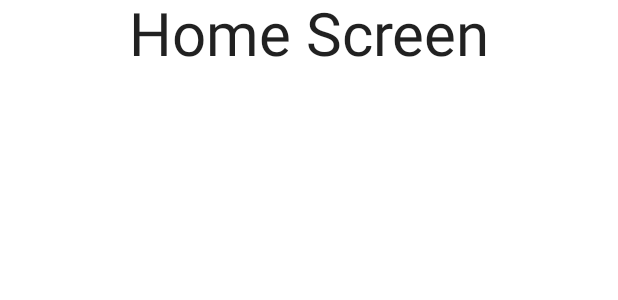
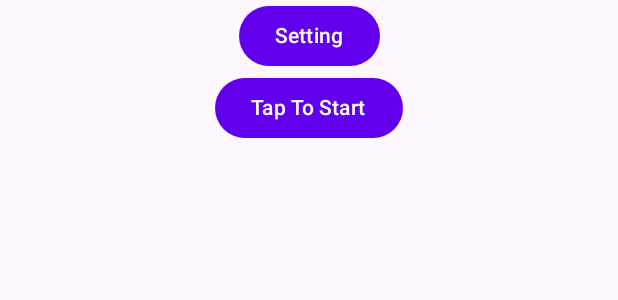
Before and after one commit to FoKE-Developers/FourCutTogether, an Android app built with Jetpack Compose: the @Preview function DefaultPreview, on a phone screen of 412 x 824 dp. Shown: the top 300 px of the screen. Run offline under Robolectric (Android 15) with nearby library versions, the light colour scheme and no system bars; our stand-ins replace accompanist.

Commit message:
chore: Update to Material3 components and dependencies, and adjust theme settings

```diff
--- a/app/src/main/java/com/foke/together/presentation/MainScreen.kt
+++ b/app/src/main/java/com/foke/together/presentation/MainScreen.kt
@@ -5,8 +5,8 @@ import android.os.Build
 import android.widget.Toast
 import androidx.camera.view.PreviewView
 import androidx.compose.foundation.layout.*
-import androidx.compose.material.Icon
-import androidx.compose.material.IconButton
+import androidx.compose.material3.Icon
+import androidx.compose.material3.IconButton
 import androidx.compose.runtime.Composable
 import androidx.compose.runtime.SideEffect
 import androidx.compose.ui.Alignment
--- a/app/src/main/java/com/foke/together/presentation/screen/HomeScreen.kt
+++ b/app/src/main/java/com/foke/together/presentation/screen/HomeScreen.kt
@@ -3,9 +3,12 @@ package com.foke.together.presentation.screen
 import androidx.compose.foundation.layout.Column
 import androidx.compose.foundation.layout.fillMaxSize
 import androidx.compose.foundation.layout.fillMaxWidth
-import androidx.compose.material.MaterialTheme
-import androidx.compose.material.Surface
-import androidx.compose.material.Text
+import androidx.compose.material3.Button
+import androidx.compose.material3.CenterAlignedTopAppBar
+import androidx.compose.material3.MaterialTheme
+import androidx.compose.material3.Scaffold
+import androidx.compose.material3.Surface
+import androidx.compose.material3.Text
 import androidx.compose.runtime.Composable
 import androidx.compose.ui.Alignment
 import androidx.compose.ui.Modifier
@@ -18,11 +21,9 @@ fun HomeScreen(
     navigateToSetting: () -> Unit,
     navigateToCamera: (String) -> Unit
 ) {
-
     Column (
         modifier = Modifier.fillMaxWidth(),
         horizontalAlignment = Alignment.CenterHorizontally) {
-        Text("Home Screen", fontSize = 40.sp)
 
         DefaultButton(
             text = "Setting",
@@ -38,7 +39,9 @@ fun HomeScreen(
 
 @Composable
 fun DefaultButton(text: String, onClick: () -> Unit) {
-
+    Button(onClick = { onClick() }) {
+        Text(text)
+    }
 }
 
 @Preview(showBackground = true)
@@ -47,7 +50,7 @@ private fun DefaultPreview() {
     SimpleNavComposeAppTheme(useSystemUiController = false) {
         Surface(
             modifier = Modifier.fillMaxSize(),
-            color = MaterialTheme.colors.background
+            color = MaterialTheme.colorScheme.background
         ) {
             HomeScreen(
                 navigateToCamera = { _ -> },
--- a/app/src/main/java/com/foke/together/ui/theme/Shape.kt
+++ b/app/src/main/java/com/foke/together/ui/theme/Shape.kt
@@ -1,7 +1,7 @@
 package com.foke.together.ui.theme
 
 import androidx.compose.foundation.shape.RoundedCornerShape
-import androidx.compose.material.Shapes
+import androidx.compose.material3.Shapes
 import androidx.compose.ui.unit.dp
 
 val Shapes = Shapes(
--- a/app/src/main/java/com/foke/together/ui/theme/Type.kt
+++ b/app/src/main/java/com/foke/together/ui/theme/Type.kt
@@ -1,6 +1,6 @@
 package com.foke.together.ui.theme
 
-import androidx.compose.material.Typography
+import androidx.compose.material3.Typography
 import androidx.compose.ui.text.TextStyle
 import androidx.compose.ui.text.font.FontFamily
 import androidx.compose.ui.text.font.FontWeight
@@ -8,7 +8,7 @@ import androidx.compose.ui.unit.sp
 
 // Set of Material typography styles to start with
 val Typography = Typography(
-    body1 = TextStyle(
+    bodyMedium = TextStyle(
         fontFamily = FontFamily.Default,
         fontWeight = FontWeight.Normal,
         fontSize = 16.sp
--- a/build.gradle
+++ b/build.gradle
@@ -1,6 +1,6 @@
 buildscript {
     ext {
-        compose_version = '1.1.0-beta01'
+        compose_version = '1.5.1'
     }
 
     dependencies {
@@ -11,6 +11,7 @@ plugins {
     id 'com.android.application' version '8.5.2' apply false
     id 'com.android.library' version '8.5.2' apply false
     id 'org.jetbrains.kotlin.android' version '1.9.0' apply false
+    id 'com.google.dagger.hilt.android' version '2.48' apply false
 }
 
 task clean(type: Delete) {
```
Also changed, not shown: app/build.gradle (+5 -3 lines), app/src/main/java/com/foke/together/presentation/screen/CameraScreen.kt (+9 -2 lines), app/src/main/java/com/foke/together/ui/theme/Theme.kt (+10 -10 lines).
